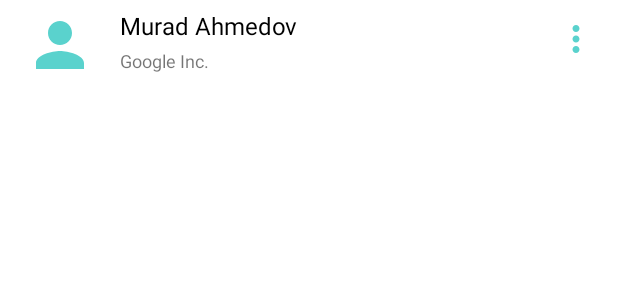
After one commit to c0de-Mach1ne/RecyclerViewExample, an Android app: the layout item_user.xml on its own in the app's theme, with its tools: preview values and no code run, on a phone screen of 412 x 824 dp. The commit adds this screen. Shown: the top 300 px of the screen. Run offline under Robolectric (Android 15) with nearby library versions, the phone set to English and light mode, and no system bars.

Commit message:
add user model & userAdapter

```diff
--- /dev/null
+++ b/app/src/main/res/drawable/ic_more.xml
@@ -0,0 +1,5 @@
+<vector android:height="48dp" android:tint="#5AD2CD"
+    android:viewportHeight="24" android:viewportWidth="24"
+    android:width="48dp" xmlns:android="http://schemas.android.com/apk/res/android">
+    <path android:fillColor="@android:color/white" android:pathData="M12,8c1.1,0 2,-0.9 2,-2s-0.9,-2 -2,-2 -2,0.9 -2,2 0.9,2 2,2zM12,10c-1.1,0 -2,0.9 -2,2s0.9,2 2,2 2,-0.9 2,-2 -0.9,-2 -2,-2zM12,16c-1.1,0 -2,0.9 -2,2s0.9,2 2,2 2,-0.9 2,-2 -0.9,-2 -2,-2z"/>
+</vector>
--- /dev/null
+++ b/app/src/main/res/drawable/ic_user_default_avatar.xml
@@ -0,0 +1,5 @@
+<vector android:height="48dp" android:tint="#5AD2CD"
+    android:viewportHeight="24" android:viewportWidth="24"
+    android:width="48dp" xmlns:android="http://schemas.android.com/apk/res/android">
+    <path android:fillColor="@android:color/white" android:pathData="M12,12c2.21,0 4,-1.79 4,-4s-1.79,-4 -4,-4 -4,1.79 -4,4 1.79,4 4,4zM12,14c-2.67,0 -8,1.34 -8,4v2h16v-2c0,-2.66 -5.33,-4 -8,-4z"/>
+</vector>
--- /dev/null
+++ b/app/src/main/res/drawable/ic_user_error.xml
@@ -0,0 +1,5 @@
+<vector android:height="48dp" android:tint="#D94444"
+    android:viewportHeight="24" android:viewportWidth="24"
+    android:width="48dp" xmlns:android="http://schemas.android.com/apk/res/android">
+    <path android:fillColor="@android:color/white" android:pathData="M11,15h2v2h-2zM11,7h2v6h-2zM11.99,2C6.47,2 2,6.48 2,12s4.47,10 9.99,10C17.52,22 22,17.52 22,12S17.52,2 11.99,2zM12,20c-4.42,0 -8,-3.58 -8,-8s3.58,-8 8,-8 8,3.58 8,8 -3.58,8 -8,8z"/>
+</vector>
--- /dev/null
+++ b/app/src/main/res/layout/item_user.xml
@@ -0,0 +1,72 @@
+<?xml version="1.0" encoding="utf-8"?>
+<androidx.constraintlayout.widget.ConstraintLayout xmlns:android="http://schemas.android.com/apk/res/android"
+    xmlns:app="http://schemas.android.com/apk/res-auto"
+    xmlns:tools="http://schemas.android.com/tools"
+    android:layout_width="match_parent"
+    android:layout_height="wrap_content">
+
+    <ImageView
+        android:id="@+id/iv_userAvatar"
+        android:layout_width="48dp"
+        android:layout_height="48dp"
+        android:layout_marginStart="16dp"
+        android:layout_marginTop="6dp"
+        app:layout_constraintStart_toStartOf="parent"
+        app:layout_constraintTop_toTopOf="parent"
+        tools:src="@drawable/ic_user_default_avatar" />
+
+    <TextView
+        android:id="@+id/tv_userName"
+        android:layout_width="0dp"
+        android:layout_height="wrap_content"
+        android:layout_marginStart="16dp"
+        android:layout_marginEnd="16dp"
+        android:ellipsize="end"
+        android:lines="1"
+        android:textColor="@color/black"
+        android:textSize="16sp"
+        app:layout_constraintEnd_toStartOf="@id/iv_more"
+        app:layout_constraintStart_toEndOf="@id/iv_userAvatar"
+        app:layout_constraintTop_toTopOf="@id/iv_userAvatar"
+        tools:text="Murad Ahmedov" />
+
+    <TextView
+        android:id="@+id/tv_userCompany"
+        android:layout_width="0dp"
+        android:layout_height="wrap_content"
+        android:layout_marginStart="16dp"
+        android:layout_marginTop="4dp"
+        android:layout_marginEnd="16dp"
+        android:ellipsize="end"
+        android:lines="1"
+        android:textSize="12sp"
+        app:layout_constraintEnd_toStartOf="@id/iv_more"
+        app:layout_constraintStart_toEndOf="@id/iv_userAvatar"
+        app:layout_constraintTop_toBottomOf="@id/tv_userName"
+        tools:text="Google Inc." />
+
+    <ImageView
+        android:id="@+id/iv_more"
+        android:layout_width="40dp"
+        android:layout_height="40dp"
+        android:layout_marginTop="6dp"
+        android:layout_marginEnd="8dp"
+        android:background="?android:attr/selectableItemBackgroundBorderless"
+        android:padding="6dp"
+        android:src="@drawable/ic_more"
+        app:layout_constraintEnd_toEndOf="parent"
+        app:layout_constraintTop_toTopOf="parent" />
+
+    <androidx.constraintlayout.widget.Barrier
+        android:id="@+id/barrier"
+        android:layout_width="wrap_content"
+        android:layout_height="wrap_content"
+        app:barrierDirection="bottom"
+        app:constraint_referenced_ids="iv_userAvatar,tv_userCompany" />
+
+    <Space
+        android:layout_width="wrap_content"
+        android:layout_height="6dp"
+        app:layout_constraintTop_toBottomOf="@id/barrier" />
+
+</androidx.constraintlayout.widget.ConstraintLayout>
```
Also changed, not shown: app/src/main/AndroidManifest.xml (+6 -1 lines), app/src/main/java/com/example/recyclerview/App.kt (added, +9 -0 lines), app/src/main/java/com/example/recyclerview/UsersAdapter.kt (added, +47 -0 lines), app/src/main/java/com/example/recyclerview/model/User.kt (added, +8 -0 lines), app/src/main/java/com/example/recyclerview/model/UserService.kt (added, +73 -0 lines), app/src/main/res/layout/activity_main.xml (+3 -15 lines).
